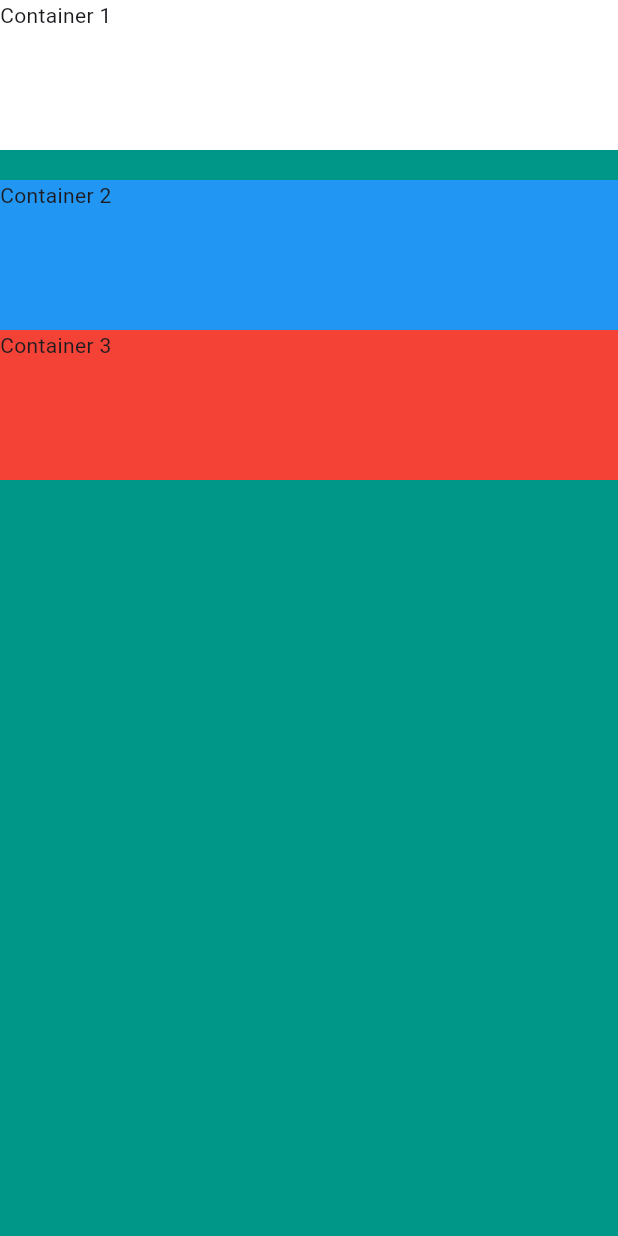
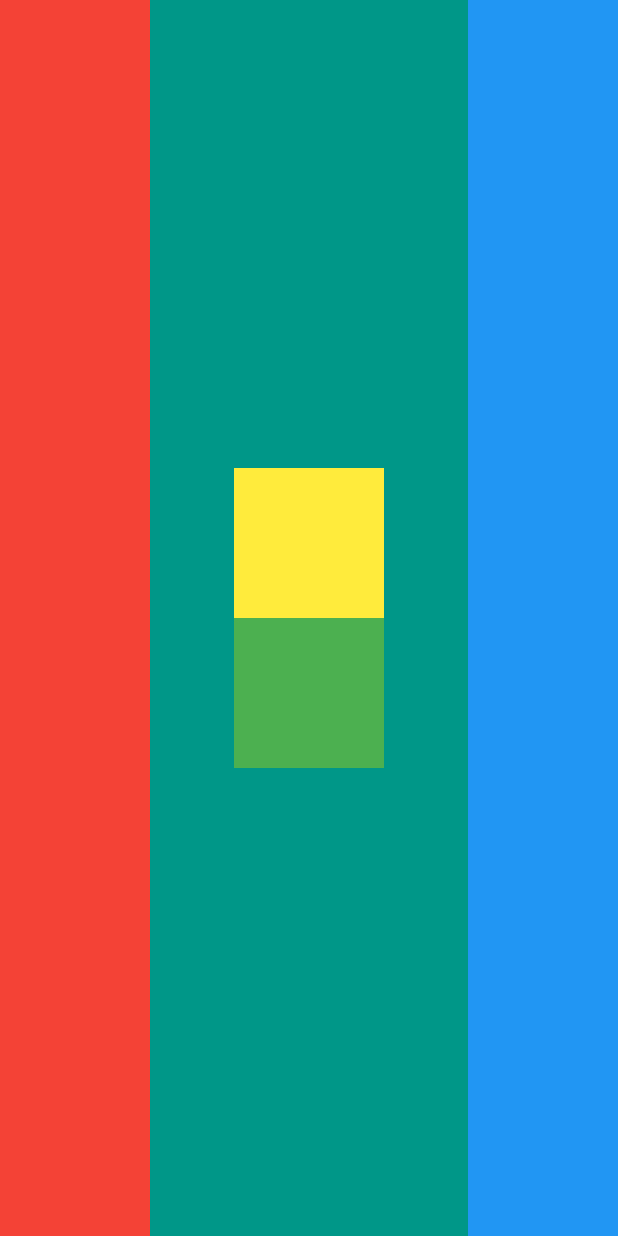
Before and after one commit to marquinhusgoncalves/flutter_bootcamp, a Flutter app: the screen it shows after launch, on a phone screen of 412 x 824 dp. Run offline on Flutter 3.47's test engine with Material 3 defaults, Android fonts, the light colour scheme and no system bars.

Commit message:
refactor: layout challenge

```diff
--- a/mi_card/lib/main.dart
+++ b/mi_card/lib/main.dart
@@ -13,26 +13,32 @@ class MyApp extends StatelessWidget {
       home: Scaffold(
         backgroundColor: Colors.teal,
         body: SafeArea(
-          child: Column(
+          child: Row(
             crossAxisAlignment: CrossAxisAlignment.stretch,
+            mainAxisAlignment: MainAxisAlignment.spaceBetween,
             children: [
               Container(
-                height: 100.0,
-                color: Colors.white,
-                child: Text('Container 1'),
+                width: 100.0,
+                color: Colors.red,
               ),
-              SizedBox(
-                height: 20.0,
+              Column(
+                mainAxisAlignment: MainAxisAlignment.center,
+                children: [
+                  Container(
+                    width: 100.0,
+                    height: 100.0,
+                    color: Colors.yellow,
+                  ),
+                  Container(
+                    width: 100.0,
+                    height: 100.0,
+                    color: Colors.green,
+                  ),
+                ],
               ),
               Container(
-                height: 100.0,
+                width: 100.0,
                 color: Colors.blue,
-                child: Text('Container 2'),
-              ),
-              Container(
-                height: 100.0,
-                color: Colors.red,
-                child: Text('Container 3'),
               ),
             ],
           ),
```
